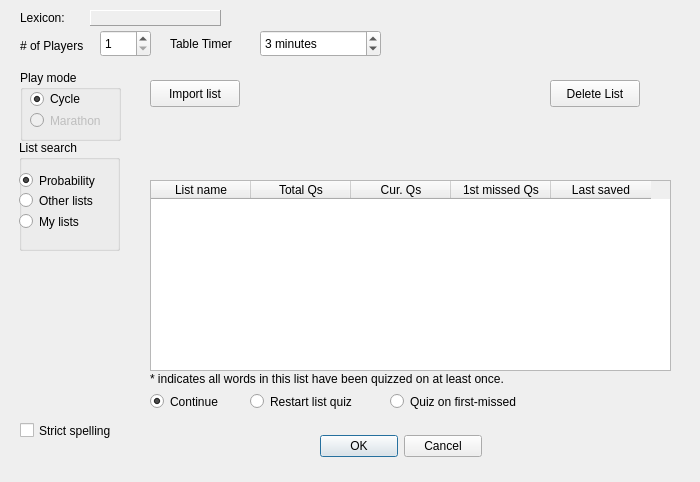
domino14/aerolithdesktop, file aerolith/trunk/src/aerolithclient/tableCreateForm.ui: the form before one commit.
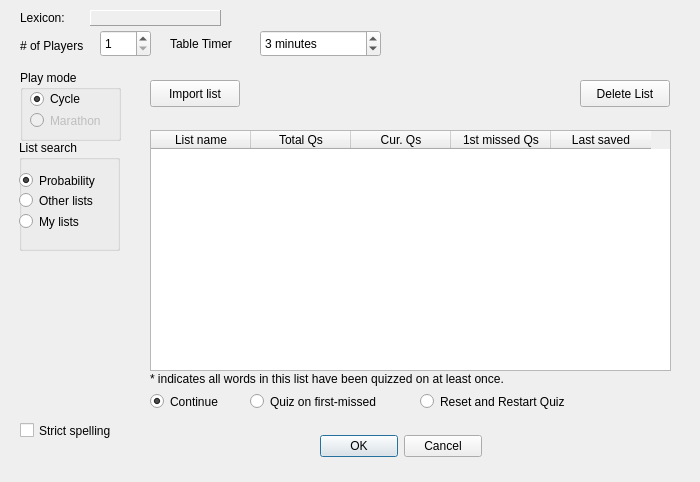
The form after the commit. The open tabs and pages were chosen to show the change.

Diff of the .ui file:
```diff
--- a/aerolith/trunk/src/aerolithclient/tableCreateForm.ui
+++ b/aerolith/trunk/src/aerolithclient/tableCreateForm.ui
@@ -483,9 +483,9 @@
      <property name="geometry">
       <rect>
        <x>10</x>
-       <y>110</y>
+       <y>60</y>
        <width>521</width>
-       <height>191</height>
+       <height>241</height>
       </rect>
      </property>
      <attribute name="horizontalHeaderShowSortIndicator" stdset="0">
@@ -536,7 +536,7 @@
     <widget class="QPushButton" name="pushButtonDeleteList">
      <property name="geometry">
       <rect>
-       <x>410</x>
+       <x>440</x>
        <y>10</y>
        <width>90</width>
        <height>27</height>
@@ -565,20 +565,20 @@
     <widget class="QRadioButton" name="radioButtonRestartListQuiz">
      <property name="geometry">
       <rect>
-       <x>110</x>
+       <x>280</x>
        <y>320</y>
-       <width>131</width>
+       <width>171</width>
        <height>23</height>
       </rect>
      </property>
      <property name="text">
-      <string>Restart list quiz</string>
+      <string>Reset and Restart Quiz</string>
      </property>
     </widget>
     <widget class="QRadioButton" name="radioButtonQuizFirstMissed">
      <property name="geometry">
       <rect>
-       <x>250</x>
+       <x>110</x>
        <y>320</y>
        <width>161</width>
        <height>23</height>
```
